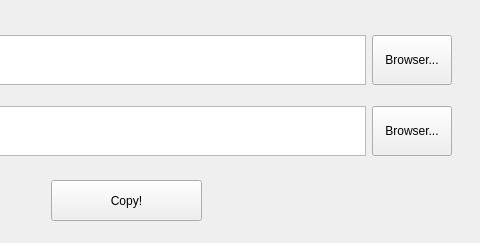
Before: the Qt Designer form widget.ui in YuSec2021/CopySignature, drawn with Qt 5; both pictures show x 219 to 699 and y 0 to 243 of the 699 by 243 pixel window.
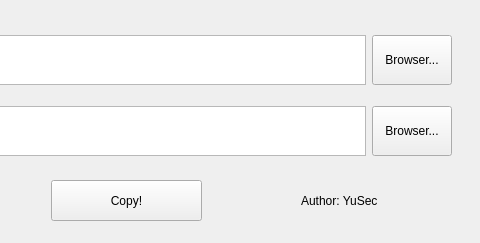
After: the same form once the commit is applied.

The edit to the form file:
```diff
--- a/widget.ui
+++ b/widget.ui
@@ -10,6 +10,12 @@
     <height>243</height>
    </rect>
   </property>
+  <property name="minimumSize">
+   <size>
+    <width>0</width>
+    <height>4</height>
+   </size>
+  </property>
   <property name="windowTitle">
    <string>签名复制</string>
   </property>
@@ -130,6 +136,19 @@
     </item>
    </layout>
   </widget>
+  <widget class="QLabel" name="label">
+   <property name="geometry">
+    <rect>
+     <x>520</x>
+     <y>190</y>
+     <width>151</width>
+     <height>21</height>
+    </rect>
+   </property>
+   <property name="text">
+    <string>Author: YuSec</string>
+   </property>
+  </widget>
  </widget>
  <resources/>
  <connections/>
```
Left out of the diff: 2 changed lines with no effect on the pictures.
